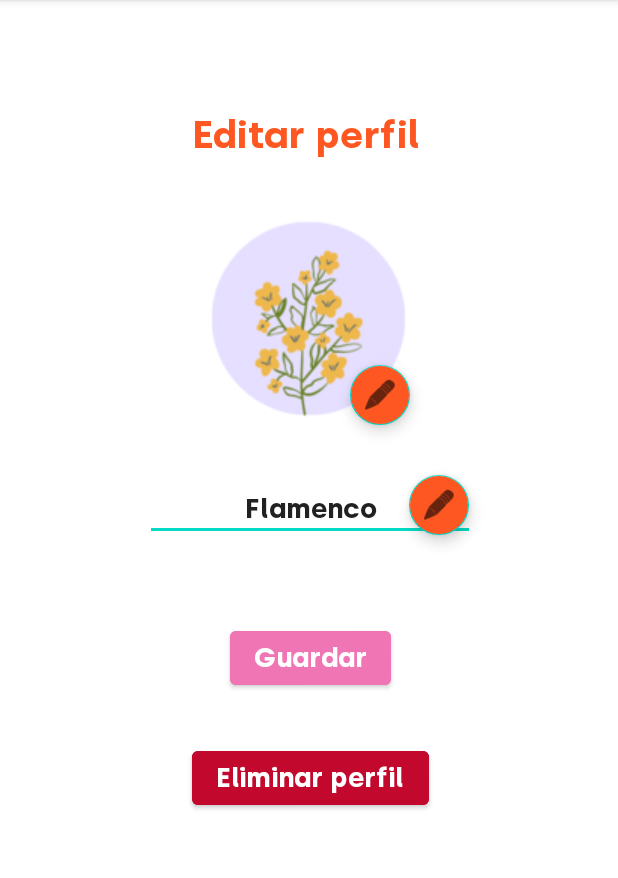
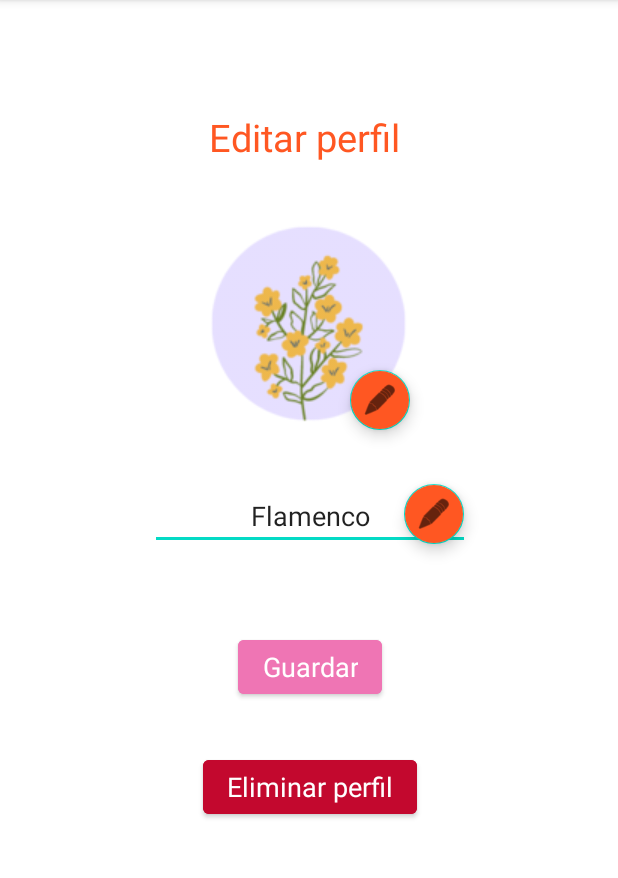
Before and after one commit to MajoBurguete/ADAM, an Android app: the SettingsActivity screen opened directly, with no data from a screen before it, on a phone screen of 412 x 824 dp, the part 84-962 px from its top. Run offline under Robolectric (Android 15) with nearby library versions, the phone set to English and light mode, and no system bars.

Commit message:
Font eliminado #5

```diff
--- a/app/src/main/res/layout/activity_settings.xml
+++ b/app/src/main/res/layout/activity_settings.xml
@@ -36,7 +36,7 @@
         android:id="@+id/textView"
         android:layout_width="wrap_content"
         android:layout_height="wrap_content"
-        android:fontFamily="@font/silka_bold_webfont"
+        android:fontFamily="sans-serif"
         android:text="Editar perfil"
         android:textColor="#FF5722"
         android:textSize="25sp"
@@ -53,7 +53,7 @@
         android:layout_height="wrap_content"
         android:layout_marginTop="16dp"
         android:ems="10"
-        android:fontFamily="@font/silka_bold_webfont"
+        android:fontFamily="sans-serif"
         android:inputType="textPersonName"
         android:text="Flamenco"
         android:textAlignment="center"
@@ -83,7 +83,7 @@
         android:layout_height="wrap_content"
         android:layout_marginTop="54dp"
         android:backgroundTint="#EF75B4"
-        android:fontFamily="@font/silka_bold_webfont"
+        android:fontFamily="sans-serif"
         android:text="Guardar"
         android:textAppearance="@style/TextAppearance.AppCompat.Body1"
         android:textSize="18sp"
@@ -99,7 +99,7 @@
         android:layout_height="wrap_content"
         android:layout_marginTop="32dp"
         android:backgroundTint="#C3082E"
-        android:fontFamily="@font/silka_bold_webfont"
+        android:fontFamily="sans-serif"
         android:text="Eliminar perfil"
         android:textAppearance="@style/TextAppearance.AppCompat.Body1"
         android:textSize="18sp"
```
Also changed, not shown: app/src/main/res/font/silka_bold_webfont.ttf (deleted).
